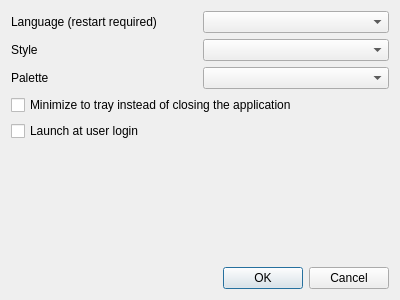
This is ui/settings_window.ui in Communist02/RcloneNavigator as Qt 5 draws it before an edit. The edited form follows.
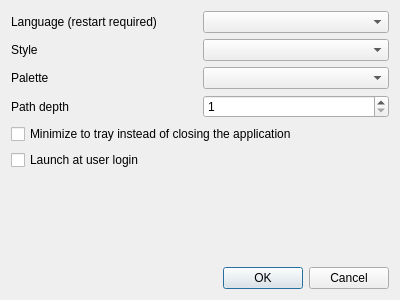
This is the edited form.

Commit message: Added a selection of the path depth and a message about the absence of rclone

```diff
--- a/ui/settings_window.ui
+++ b/ui/settings_window.ui
@@ -59,6 +59,24 @@
      </item>
     </layout>
    </item>
+   <item>
+    <layout class="QHBoxLayout" name="horizontalLayout_4">
+     <item>
+      <widget class="QLabel" name="label_4">
+       <property name="text">
+        <string>Path depth</string>
+       </property>
+      </widget>
+     </item>
+     <item>
+      <widget class="QSpinBox" name="spinBox_depth">
+       <property name="minimum">
+        <number>1</number>
+       </property>
+      </widget>
+     </item>
+    </layout>
+   </item>
    <item>
     <widget class="QCheckBox" name="checkBox_tray">
      <property name="text">
```
The commit also changes 15 other files.
